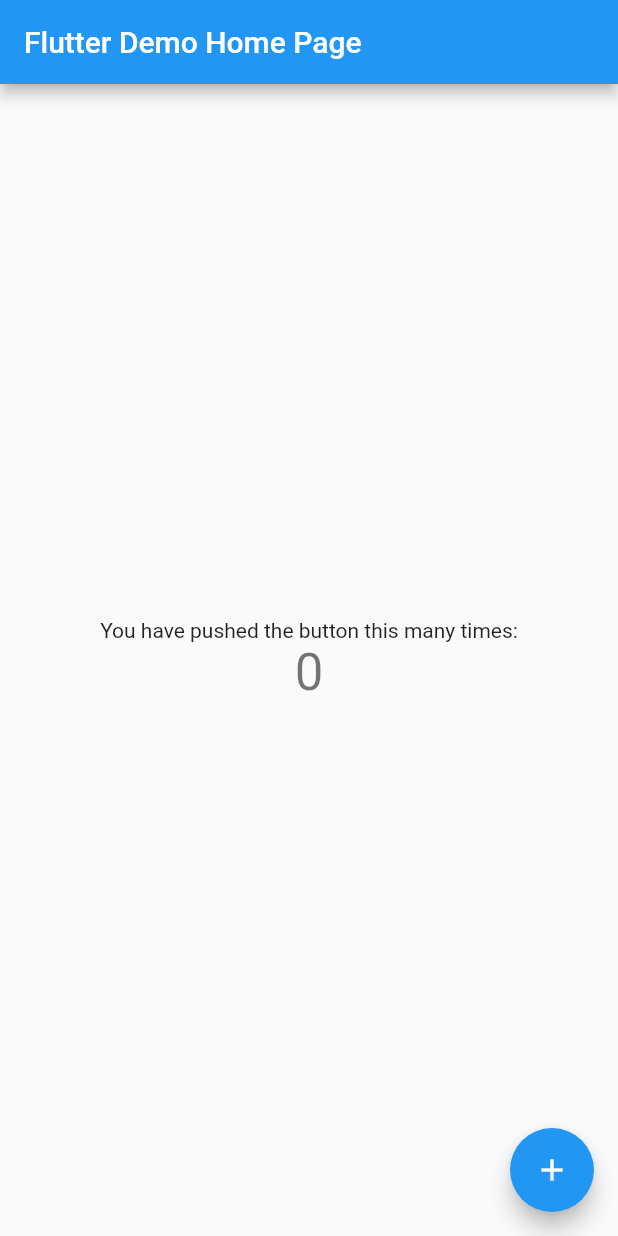
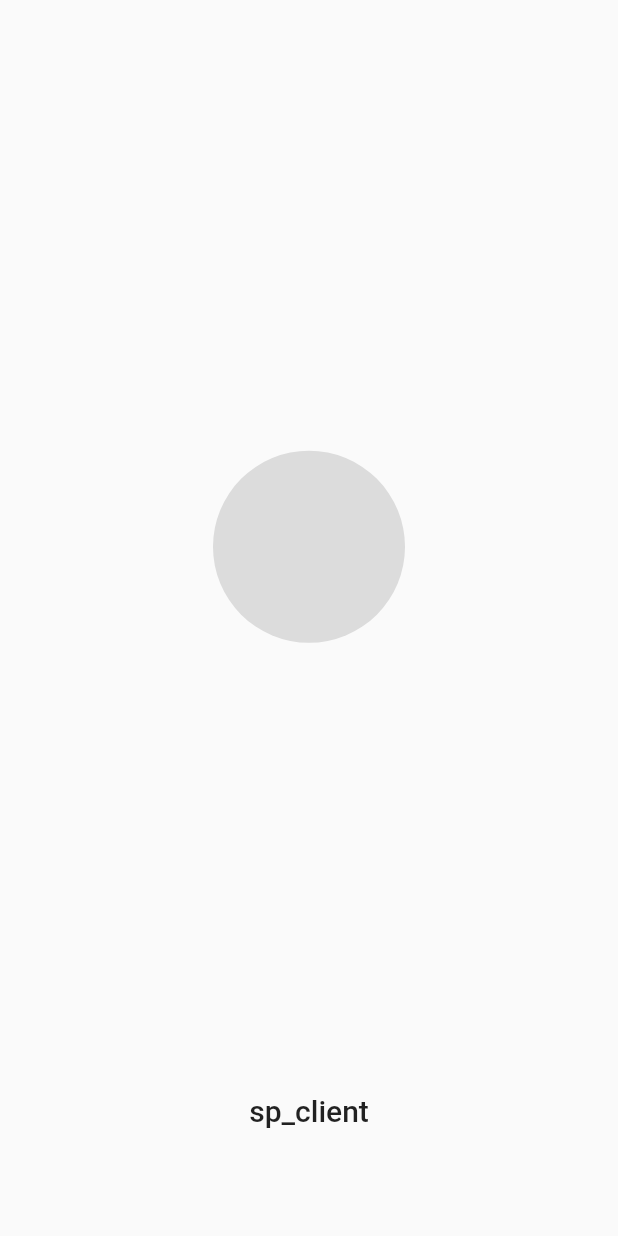
Before and after one commit to smu-gp/fill-memo, a Flutter app: the first screen one second after launch, on a phone screen of 412 x 824 dp. Run offline on Flutter 3.47's test engine with Material 2 defaults, Android fonts, the phone set to English and light mode, and no system bars; our stand-ins replace image_picker.

Commit message:
Add Splash and Main screen

```diff
--- /dev/null
+++ b/assets/locale/l10n_en.json
@@ -0,0 +1,6 @@
+{
+  "title": "sp_client",
+  "add_image": "Add Image",
+  "image_from_gallery": "Select from gallery",
+  "image_from_camera": "Take from camera"
+}
--- /dev/null
+++ b/assets/locale/l10n_ko.json
@@ -0,0 +1,6 @@
+{
+  "title": "sp_client",
+  "add_image": "이미지 추가",
+  "image_from_gallery": "갤러리에서 선택",
+  "image_from_camera": "사진 촬영"
+}
--- /dev/null
+++ b/lib/localizations.dart
@@ -0,0 +1,39 @@
+import 'dart:convert' show json;
+
+import 'package:flutter/material.dart';
+import 'package:flutter/services.dart' show rootBundle;
+
+class AppLocalizations {
+  static Map<dynamic, dynamic> _localizedValues;
+
+  const AppLocalizations();
+
+  static AppLocalizations of(BuildContext context) {
+    return Localizations.of<AppLocalizations>(context, AppLocalizations);
+  }
+
+  Future<AppLocalizations> load(Locale locale) async {
+    var resource = await rootBundle
+        .loadString('assets/locale/l10n_${locale.languageCode}.json');
+    _localizedValues = json.decode(resource);
+    return this;
+  }
+
+  String get(String key) {
+    return _localizedValues[key];
+  }
+}
+
+class AppLocalizationsDelegate extends LocalizationsDelegate<AppLocalizations> {
+  const AppLocalizationsDelegate();
+
+  @override
+  bool isSupported(Locale locale) => ['en', 'ko'].contains(locale.languageCode);
+
+  @override
+  Future<AppLocalizations> load(Locale locale) =>
+      AppLocalizations().load(locale);
+
+  @override
+  bool shouldReload(LocalizationsDelegate<AppLocalizations> old) => false;
+}
--- a/lib/main.dart
+++ b/lib/main.dart
@@ -1,111 +1,25 @@
 import 'package:flutter/material.dart';
+import 'package:flutter_localizations/flutter_localizations.dart';
+import 'package:sp_client/localizations.dart';
+import 'package:sp_client/screen/main.dart';
+import 'package:sp_client/screen/splash.dart';
 
-void main() => runApp(MyApp());
+void main() => runApp(App());
 
-class MyApp extends StatelessWidget {
-  // This widget is the root of your application.
+class App extends StatelessWidget {
   @override
   Widget build(BuildContext context) {
     return MaterialApp(
-      title: 'Flutter Demo',
-      theme: ThemeData(
-        // This is the theme of your application.
-        //
-        // Try running your application with "flutter run". You'll see the
-        // application has a blue toolbar. Then, without quitting the app, try
-        // changing the primarySwatch below to Colors.green and then invoke
-        // "hot reload" (press "r" in the console where you ran "flutter run",
-        // or simply save your changes to "hot reload" in a Flutter IDE).
-        // Notice that the counter didn't reset back to zero; the application
-        // is not restarted.
-        primarySwatch: Colors.blue,
-      ),
-      home: MyHomePage(title: 'Flutter Demo Home Page'),
+      onGenerateTitle: (context) => AppLocalizations.of(context).get('title'),
+      theme: ThemeData(primarySwatch: Colors.blue),
+      localizationsDelegates: [
+        const AppLocalizationsDelegate(),
+        GlobalMaterialLocalizations.delegate,
+        GlobalWidgetsLocalizations.delegate
+      ],
+      supportedLocales: [const Locale('en', ''), const Locale('ko', '')],
+      home: SplashScreen(),
+      routes: <String, WidgetBuilder>{'/main': (context) => MainScreen()},
     );
   }
 }
-
-class MyHomePage extends StatefulWidget {
-  MyHomePage({Key key, this.title}) : super(key: key);
-
-  // This widget is the home page of your application. It is stateful, meaning
-  // that it has a State object (defined below) that contains fields that affect
-  // how it looks.
-
-  // This class is the configuration for the state. It holds the values (in this
-  // case the title) provided by the parent (in this case the App widget) and
-  // used by the build method of the State. Fields in a Widget subclass are
-  // always marked "final".
-
-  final String title;
-
-  @override
-  _MyHomePageState createState() => _MyHomePageState();
-}
-
-class _MyHomePageState extends State<MyHomePage> {
-  int _counter = 0;
-
-  void _incrementCounter() {
-    setState(() {
-      // This call to setState tells the Flutter framework that something has
-      // changed in this State, which causes it to rerun the build method below
-      // so that the display can reflect the updated values. If we changed
-      // _counter without calling setState(), then the build method would not be
-      // called again, and so nothing would appear to happen.
-      _counter++;
-    });
-  }
-
-  @override
-  Widget build(BuildContext context) {
-    // This method is rerun every time setState is called, for instance as done
-    // by the _incrementCounter method above.
-    //
-    // The Flutter framework has been optimized to make rerunning build methods
-    // fast, so that you can just rebuild anything that needs updating rather
-    // than having to individually change instances of widgets.
-    return Scaffold(
-      appBar: AppBar(
-        // Here we take the value from the MyHomePage object that was created by
-        // the App.build method, and use it to set our appbar title.
-        title: Text(widget.title),
-      ),
-      body: Center(
-        // Center is a layout widget. It takes a single child and positions it
-        // in the middle of the parent.
-        child: Column(
-          // Column is also layout widget. It takes a list of children and
-          // arranges them vertically. By default, it sizes itself to fit its
-          // children horizontally, and tries to be as tall as its parent.
-          //
-          // Invoke "debug painting" (press "p" in the console, choose the
-          // "Toggle Debug Paint" action from the Flutter Inspector in Android
-          // Studio, or the "Toggle Debug Paint" command in Visual Studio Code)
-          // to see the wireframe for each widget.
-          //
-          // Column has various properties to control how it sizes itself and
-          // how it positions its children. Here we use mainAxisAlignment to
-          // center the children vertically; the main axis here is the vertical
-          // axis because Columns are vertical (the cross axis would be
-          // horizontal).
-          mainAxisAlignment: MainAxisAlignment.center,
-          children: <Widget>[
-            Text(
-              'You have pushed the button this many times:',
-            ),
-            Text(
-              '$_counter',
-              style: Theme.of(context).textTheme.display1,
-            ),
-          ],
-        ),
-      ),
-      floatingActionButton: FloatingActionButton(
-        onPressed: _incrementCounter,
-        tooltip: 'Increment',
-        child: Icon(Icons.add),
-      ), // This trailing comma makes auto-formatting nicer for build methods.
-    );
-  }
-}
--- /dev/null
+++ b/lib/screen/splash.dart
@@ -0,0 +1,55 @@
+import 'dart:async';
+
+import 'package:flutter/material.dart';
+import 'package:sp_client/localizations.dart';
+
+class SplashScreen extends StatefulWidget {
+  SplashScreen();
+
+  factory SplashScreen.forDesignTime() {
+    return new SplashScreen();
+  }
+
+  @override
+  State<StatefulWidget> createState() => _SplashScreenState();
+}
+
+class _SplashScreenState extends State<SplashScreen> {
+  @override
+  Widget build(BuildContext context) {
+    return new Scaffold(
+        body: Center(
+      child: Column(
+        mainAxisAlignment: MainAxisAlignment.spaceBetween,
+        children: <Widget>[
+          SizedBox(),
+          Container(
+              width: 128,
+              height: 128,
+              decoration:
+                  BoxDecoration(color: Colors.black12, shape: BoxShape.circle)),
+          Padding(
+            padding: const EdgeInsets.only(bottom: 72.0),
+            child: Text(AppLocalizations.of(context).get('title'),
+                style: Theme.of(context).textTheme.title),
+          )
+        ],
+      ),
+    ));
+  }
+
+  @override
+  void initState() {
+    super.initState();
+    _startTimer();
+  }
+
+  _startTimer() async {
+    var _duration = new Duration(seconds: 3);
+    return new Timer(_duration, _navigationMain);
+  }
+
+  _navigationMain() {
+    Navigator.of(context).pushReplacementNamed('/main');
+  }
+}
```
Also changed, not shown: lib/screen/main.dart (added, +78 -0 lines), pubspec.yaml (+9 -4 lines), 1 other file.
